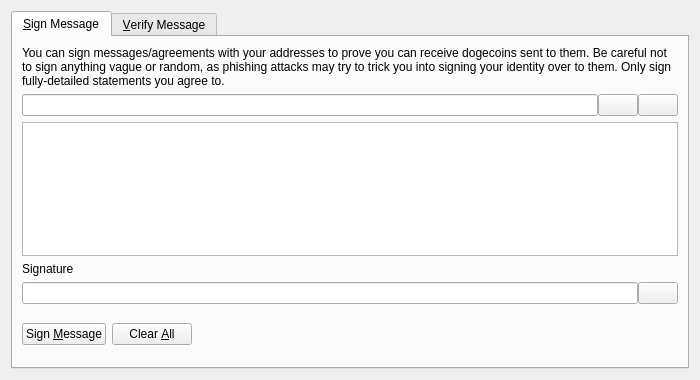
Qt form blockchain/src/qt/forms/signverifymessagedialog.ui (commoncoin-com/CommonCoin) before a commit.
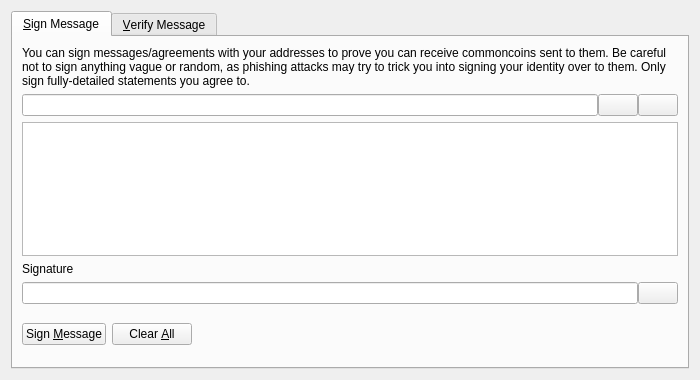
The same form after that commit. Icons and pictures are not drawn. Custom widgets are drawn as their Qt base class.

Patch:
```diff
--- a/blockchain/src/qt/forms/signverifymessagedialog.ui
+++ b/blockchain/src/qt/forms/signverifymessagedialog.ui
@@ -30,7 +30,7 @@
        <item>
         <widget class="QLabel" name="infoLabel_SM">
          <property name="text">
-          <string>You can sign messages/agreements with your addresses to prove you can receive dogecoins sent to them. Be careful not to sign anything vague or random, as phishing attacks may try to trick you into signing your identity over to them. Only sign fully-detailed statements you agree to.</string>
+          <string>You can sign messages/agreements with your addresses to prove you can receive commoncoins sent to them. Be careful not to sign anything vague or random, as phishing attacks may try to trick you into signing your identity over to them. Only sign fully-detailed statements you agree to.</string>
          </property>
          <property name="textFormat">
           <enum>Qt::PlainText</enum>
```
Left out of the diff: 8 changed lines with no effect on the pictures.
